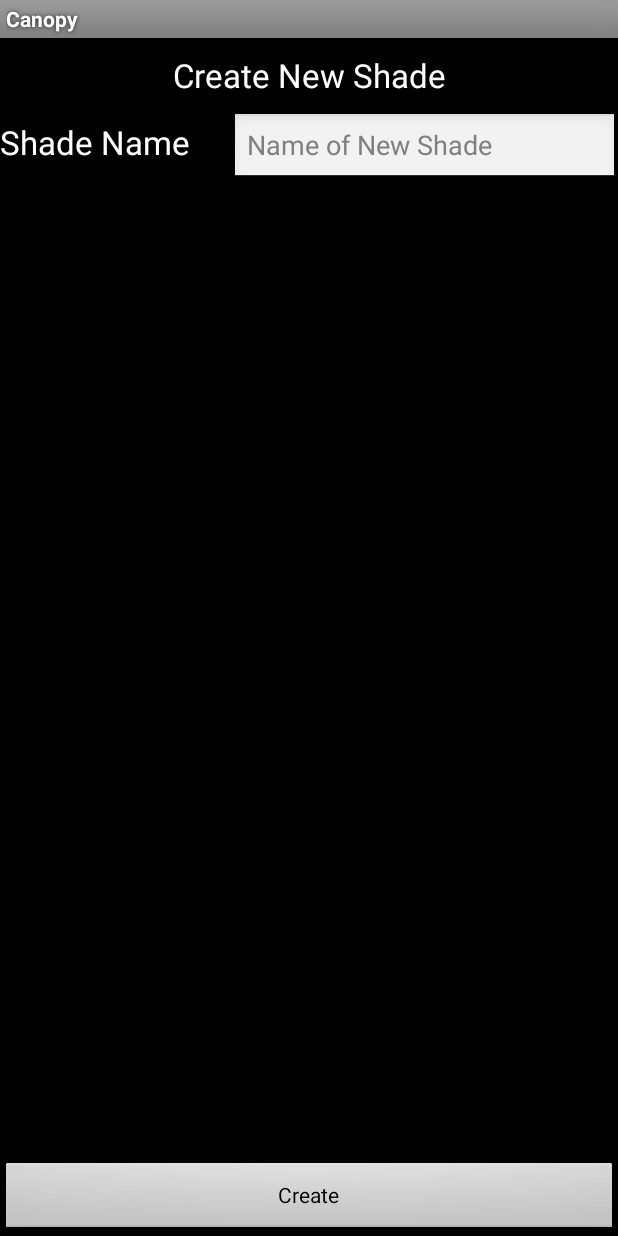
After one commit to zwindoloski/CanopyApp2, an Android app: the CreateShadeActivity screen opened directly, with no data from a screen before it, on a phone screen of 412 x 824 dp. The commit adds this screen. Run offline under Robolectric (Android 15) with nearby library versions, the phone set to English and light mode, and no system bars.

Commit message:
All Buttons Now Work; minimal functions

```diff
--- a/app/src/main/AndroidManifest.xml
+++ b/app/src/main/AndroidManifest.xml
@@ -21,6 +21,10 @@
             android:configChanges="orientation|keyboardHidden"/>
         <activity android:name="RoomActivity"
             android:configChanges="orientation|keyboardHidden"/>
+        <activity android:name="CreateRoomActivity"
+            android:configChanges="orientation"/>
+        <activity android:name="CreateShadeActivity"
+            android:configChanges="orientation"/>
         <activity android:name="UserSettingsActivity"
             android:configChanges="orientation|keyboardHidden"/>
     </application>
--- /dev/null
+++ b/app/src/main/java/com/example/greengiant/canopy2/CreateShadeActivity.java
@@ -0,0 +1,59 @@
+package com.example.greengiant.canopy2;
+
+import android.app.Activity;
+import android.content.Intent;
+import android.os.AsyncTask;
+import android.os.Bundle;
+import android.view.View;
+import android.widget.Button;
+import android.widget.EditText;
+import android.widget.Toast;
+
+/**
+ * Created by Zack on 2/14/2016. Used to create a new shade
+ */
+public class CreateShadeActivity extends Activity {
+    Shade shade = new Shade();
+
+    @Override
+    public void onCreate(Bundle savedInstanceState) {
+
+        super.onCreate(savedInstanceState);
+        setContentView(R.layout.create_shade);
+
+        final EditText shadeNameET = (EditText) findViewById(R.id.create_shade_edit_text);
+        final Button createShadeButton = (Button) findViewById(R.id.new_shade_create_bttn);
+        createShadeButton.setOnClickListener(new View.OnClickListener() {
+            public void onClick(View v) {
+                String shadeName = shadeNameET.getText().toString();
+                if(shadeName.equals("")){
+                    Toast t = Toast.makeText(CreateShadeActivity.this, R.string.blank_shade_name_error_toast, Toast.LENGTH_LONG);
+                    t.show();
+                }
+                else {
+                    shade.setName(shadeName);
+                    shade.setUser_id(10);
+                    shade.setAway(true);
+                    shade.setStatus("Open");
+                    new CreateRoomTask().execute();
+                }
+            }
+        });
+    }
+
+    private class CreateRoomTask extends AsyncTask<Void, Void, Void> {
+
+        protected Void doInBackground(Void... voids){
+            DynamoDBManager.updateShade(shade);
+            return null;
+        }
+
+        protected void onPostExecute(Void results) {
+            super.onPostExecute(results);
+            Intent intent = new Intent(CreateShadeActivity.this, MainActivity.class);
+            intent.setFlags(Intent.FLAG_ACTIVITY_NEW_TASK);
+            getApplicationContext().startActivity(intent);
+        }
+
+    }
+}
--- a/app/src/main/java/com/example/greengiant/canopy2/DynamoDBManager.java
+++ b/app/src/main/java/com/example/greengiant/canopy2/DynamoDBManager.java
@@ -27,7 +27,7 @@ public class DynamoDBManager {
         return resultList;
     }
 
-    public static Shade getShade(int id){
+    public static Shade getShade(String id){
 
         AmazonDynamoDBClient ddb = MainActivity.clientManager.ddb();
         DynamoDBMapper mapper = new DynamoDBMapper(ddb);
@@ -57,7 +57,7 @@ public class DynamoDBManager {
         return resultList;
     }
 
-    public static Room getRoom(int id){
+    public static Room getRoom(String id){
 
         AmazonDynamoDBClient ddb = MainActivity.clientManager.ddb();
         DynamoDBMapper mapper = new DynamoDBMapper(ddb);
--- a/app/src/main/java/com/example/greengiant/canopy2/RoomActivity.java
+++ b/app/src/main/java/com/example/greengiant/canopy2/RoomActivity.java
@@ -13,7 +13,7 @@ import android.widget.TextView;
  * Created by Zack on 2/13/2016.
  */
 public class RoomActivity extends Activity {
-    private int roomId = 0;
+    private String roomId = "";
     private Room room = null;
 
     @Override
@@ -22,7 +22,7 @@ public class RoomActivity extends Activity {
         super.onCreate(savedInstanceState);
         setContentView(R.layout.room);
 
-        roomId = Integer.valueOf(getIntent().getExtras().getString("ROOM_ID"));
+        roomId = getIntent().getExtras().getString("ROOM_ID");
         new GetRoomTask().execute();
     }
 
--- a/app/src/main/java/com/example/greengiant/canopy2/ShadeActivity.java
+++ b/app/src/main/java/com/example/greengiant/canopy2/ShadeActivity.java
@@ -16,7 +16,7 @@ import com.amazonaws.auth.policy.Resource;
  */
 public class ShadeActivity extends Activity {
 
-    private int shadeId = 0;
+    private String shadeId = "";
     private Shade shade = null;
 
     @Override
@@ -25,7 +25,7 @@ public class ShadeActivity extends Activity {
         super.onCreate(savedInstanceState);
         setContentView(R.layout.shade);
 
-        shadeId = Integer.valueOf(getIntent().getExtras().getString("SHADE_ID"));
+        shadeId = getIntent().getExtras().getString("SHADE_ID");
         new GetShadeTask().execute();
     }
 
--- /dev/null
+++ b/app/src/main/res/layout/create_shade.xml
@@ -0,0 +1,51 @@
+<?xml version="1.0" encoding="utf-8"?>
+<LinearLayout xmlns:android="http://schemas.android.com/apk/res/android"
+    android:orientation="vertical"
+    android:layout_width="fill_parent"
+    android:layout_height="fill_parent">
+
+    <TextView
+        android:layout_width="fill_parent"
+        android:layout_height="wrap_content"
+        android:text="@string/create_new_shade"
+        android:textAppearance="?android:attr/textAppearanceLarge"
+        android:gravity="center"
+        android:padding="10dp"/>
+
+
+    <LinearLayout
+        android:id="@+id/create_shade_linear1"
+        android:layout_width="fill_parent"
+        android:layout_height="wrap_content">
+
+        <TextView
+            android:id="@+id/create_shade_text_view"
+            android:layout_width="0dip"
+            android:layout_height="wrap_content"
+            android:text="@string/shade_name"
+            android:textAppearance="?android:attr/textAppearanceLarge"
+            android:layout_weight="0.6"/>
+
+        <EditText
+            android:id="@+id/create_shade_edit_text"
+            android:layout_width="0dp"
+            android:layout_height="wrap_content"
+            android:layout_weight="1"
+            android:hint="@string/new_shade_hint"/>
+
+    </LinearLayout>
+
+    <LinearLayout
+        android:layout_width="fill_parent"
+        android:layout_height="fill_parent"
+        android:gravity="bottom">
+
+
+        <Button
+            android:id="@+id/new_shade_create_bttn"
+            android:layout_width="fill_parent"
+            android:layout_height="50dp"
+            android:text="@string/create"/>
+
+    </LinearLayout>
+</LinearLayout>
--- a/app/src/main/res/values/strings.xml
+++ b/app/src/main/res/values/strings.xml
@@ -7,6 +7,15 @@
     <string name="shade_position">Shade Position</string>
     <string name="current_voltage">Current Voltage</string>
     <string name="your_settings">Your Settings</string>
+    <string name="create_new_room">Create New Room</string>
+    <string name="room_name">Room Name</string>
+    <string name="new_room_hint">Name of New Room</string>
+    <string name="create">Create</string>
+    <string name="blank_room_name_toast">Room Name cannot be blank.</string>
+    <string name="create_new_shade">Create New Shade</string>
+    <string name="shade_name">Shade Name</string>
+    <string name="new_shade_hint">Name of New Shade</string>
+    <string name="blank_shade_name_error_toast">Shade Name cannot be blank.</string>
 
     <string-array name="shade_positions">
         <item>Open</item>
```
Also changed, not shown: app/src/main/java/com/example/greengiant/canopy2/CreateRoomActivity.java (added, +57 -0 lines), app/src/main/java/com/example/greengiant/canopy2/MainActivity.java (+21 -1 lines), app/src/main/java/com/example/greengiant/canopy2/Room.java (+4 -3 lines), app/src/main/java/com/example/greengiant/canopy2/Shade.java (+64 -3 lines), app/src/main/res/layout/create_room.xml (added, +51 -0 lines).
